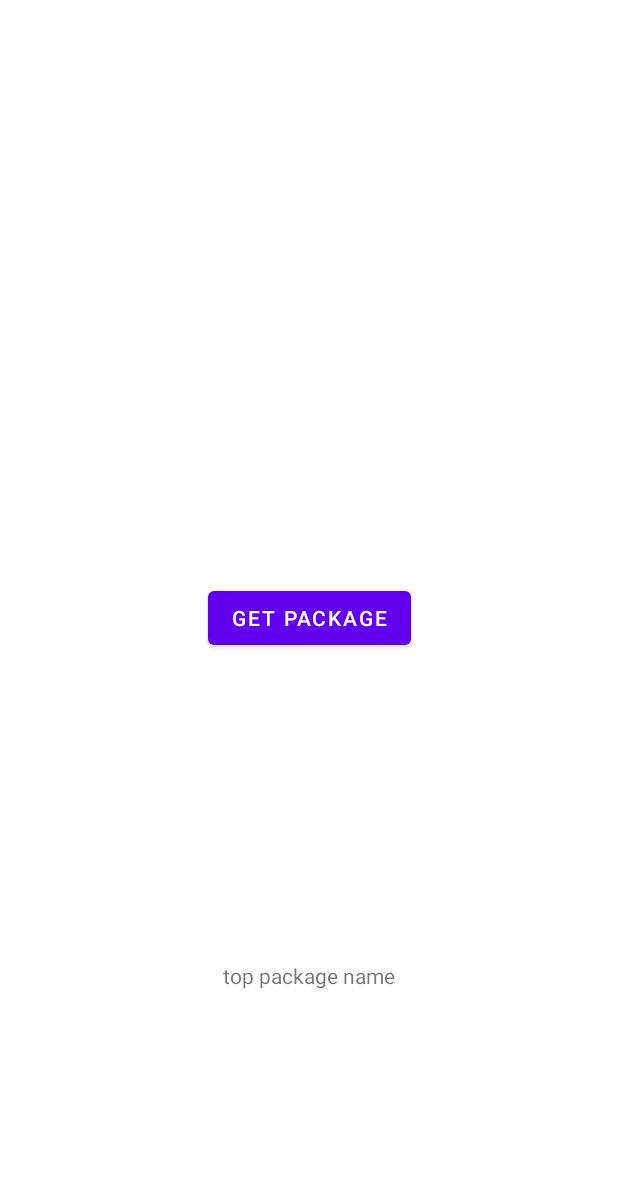
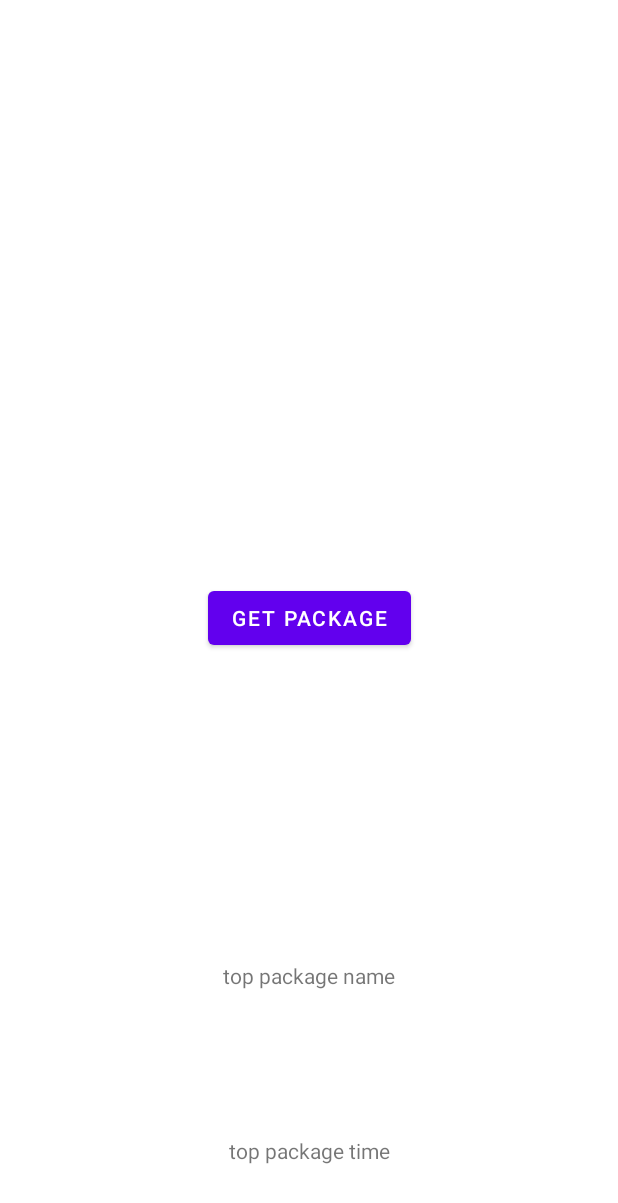
Before and after one commit to Oliver-Cross/ChronoBoss, an Android app: the layout fragment_query_stats.xml on its own in the app's theme, with its tools: preview values and no code run, on a phone screen of 412 x 824 dp. Shown: the top 1203 px of the screen. Run offline under Robolectric (Android 15) with nearby library versions, the phone set to English and light mode, and no system bars.

Commit message:
time val changes, intent added for testing in main, rm our app from poss top pkg choice

```diff
--- a/app/src/main/res/layout/fragment_query_stats.xml
+++ b/app/src/main/res/layout/fragment_query_stats.xml
@@ -30,5 +30,16 @@
             app:layout_constraintEnd_toEndOf="parent"
             app:layout_constraintStart_toStartOf="parent"
             app:layout_constraintTop_toBottomOf="@+id/top_package" />
+
+        <TextView
+            android:id="@+id/top_package_time"
+            android:layout_width="wrap_content"
+            android:layout_height="wrap_content"
+            android:layout_marginTop="69dp"
+            android:text="top package time"
+            app:layout_constraintBottom_toBottomOf="parent"
+            app:layout_constraintEnd_toEndOf="parent"
+            app:layout_constraintStart_toStartOf="parent"
+            app:layout_constraintTop_toTopOf="@+id/top_package_name" />
     </androidx.constraintlayout.widget.ConstraintLayout>
 </FrameLayout>
```
Also changed, not shown: app/src/main/java/com/example/chronoboss/MainActivity.kt (+23 -0 lines), app/src/main/java/com/example/chronoboss/QueryStatsFragment.kt (+11 -4 lines), app/src/main/res/layout/activity_main.xml (+20 -6 lines), app/src/main/res/layout/activity_query_stats.xml (+9 -0 lines).
